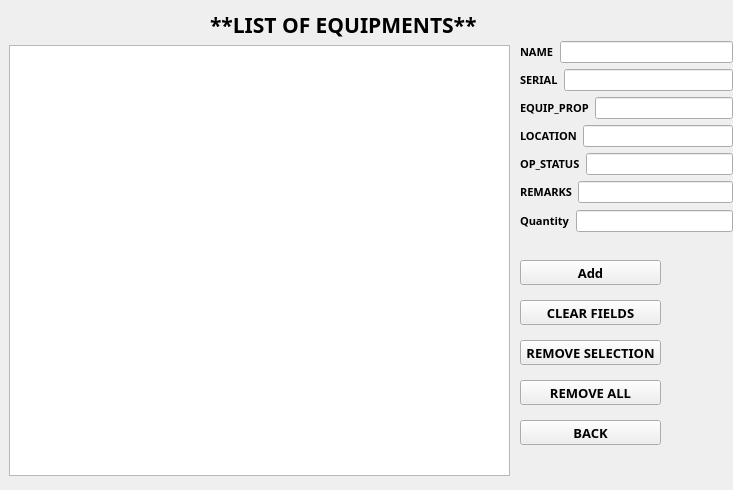
Before: the Qt Designer form listequipments.ui in markytools/sume-borrower-app, drawn with Qt 5.
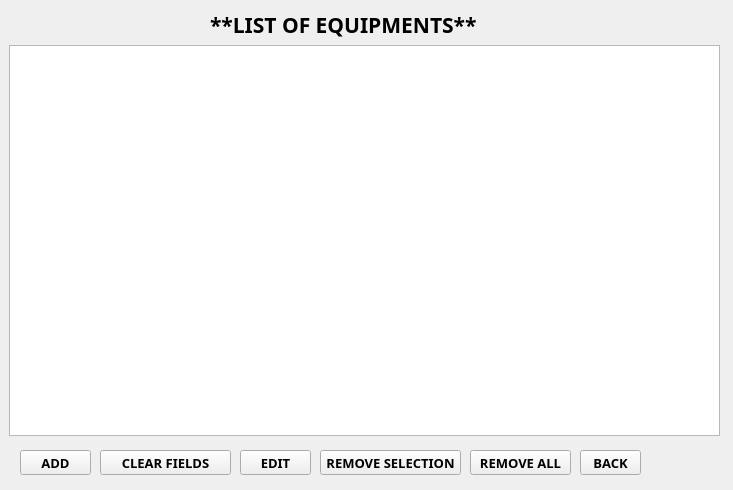
After: the same form once the commit is applied.

```diff
--- a/listequipments.ui
+++ b/listequipments.ui
@@ -39,17 +39,17 @@
     <rect>
      <x>9</x>
      <y>45</y>
-     <width>501</width>
-     <height>431</height>
+     <width>711</width>
+     <height>391</height>
     </rect>
    </property>
   </widget>
   <widget class="QPushButton" name="AddButton_3">
    <property name="geometry">
     <rect>
-     <x>520</x>
-     <y>300</y>
-     <width>141</width>
+     <x>100</x>
+     <y>450</y>
+     <width>131</width>
      <height>25</height>
     </rect>
    </property>
@@ -68,9 +68,9 @@
   <widget class="QPushButton" name="AddButton_6">
    <property name="geometry">
     <rect>
-     <x>520</x>
-     <y>380</y>
-     <width>141</width>
+     <x>470</x>
+     <y>450</y>
+     <width>101</width>
      <height>25</height>
     </rect>
    </property>
@@ -86,181 +86,11 @@
     <string>REMOVE ALL</string>
    </property>
   </widget>
-  <widget class="QWidget" name="">
-   <property name="geometry">
-    <rect>
-     <x>520</x>
-     <y>40</y>
-     <width>213</width>
-     <height>194</height>
-    </rect>
-   </property>
-   <layout class="QVBoxLayout" name="verticalLayout_2">
-    <item>
-     <layout class="QVBoxLayout" name="verticalLayout">
-      <item>
-       <layout class="QHBoxLayout" name="horizontalLayout_2">
-        <item>
-         <widget class="QLabel" name="label_10">
-          <property name="font">
-           <font>
-            <family>Segoe UI Black</family>
-            <pointsize>8</pointsize>
-            <weight>75</weight>
-            <bold>true</bold>
-           </font>
-          </property>
-          <property name="text">
-           <string>NAME</string>
-          </property>
-         </widget>
-        </item>
-        <item>
-         <widget class="QLineEdit" name="lineEdit_5"/>
-        </item>
-       </layout>
-      </item>
-      <item>
-       <layout class="QHBoxLayout" name="horizontalLayout_3">
-        <item>
-         <widget class="QLabel" name="label_9">
-          <property name="font">
-           <font>
-            <family>Segoe UI Black</family>
-            <pointsize>8</pointsize>
-            <weight>75</weight>
-            <bold>true</bold>
-           </font>
-          </property>
-          <property name="text">
-           <string>SERIAL</string>
-          </property>
-         </widget>
-        </item>
-        <item>
-         <widget class="QLineEdit" name="lineEdit_7"/>
-        </item>
-       </layout>
-      </item>
-      <item>
-       <layout class="QHBoxLayout" name="horizontalLayout_4">
-        <item>
-         <widget class="QLabel" name="label_8">
-          <property name="font">
-           <font>
-            <family>Segoe UI Black</family>
-            <pointsize>8</pointsize>
-            <weight>75</weight>
-            <bold>true</bold>
-           </font>
-          </property>
-          <property name="text">
-           <string>EQUIP_PROP</string>
-          </property>
-         </widget>
-        </item>
-        <item>
-         <widget class="QLineEdit" name="lineEdit_4"/>
-        </item>
-       </layout>
-      </item>
-      <item>
-       <layout class="QHBoxLayout" name="horizontalLayout_6">
-        <item>
-         <widget class="QLabel" name="label_6">
-          <property name="font">
-           <font>
-            <family>Segoe UI Black</family>
-            <pointsize>8</pointsize>
-            <weight>75</weight>
-            <bold>true</bold>
-           </font>
-          </property>
-          <property name="text">
-           <string>LOCATION</string>
-          </property>
-         </widget>
-        </item>
-        <item>
-         <widget class="QLineEdit" name="lineEdit_2"/>
-        </item>
-       </layout>
-      </item>
-      <item>
-       <layout class="QHBoxLayout" name="horizontalLayout_5">
-        <item>
-         <widget class="QLabel" name="label_7">
-          <property name="font">
-           <font>
-            <family>Segoe UI Black</family>
-            <pointsize>8</pointsize>
-            <weight>75</weight>
-            <bold>true</bold>
-           </font>
-          </property>
-          <property name="text">
-           <string>OP_STATUS</string>
-          </property>
-         </widget>
-        </item>
-        <item>
-         <widget class="QLineEdit" name="lineEdit_3"/>
-        </item>
-       </layout>
-      </item>
-      <item>
-       <layout class="QHBoxLayout" name="horizontalLayout_7">
-        <item>
-         <widget class="QLabel" name="label_5">
-          <property name="font">
-           <font>
-            <family>Segoe UI Black</family>
-            <pointsize>8</pointsize>
-            <weight>75</weight>
-            <bold>true</bold>
-           </font>
-          </property>
-          <property name="text">
-           <string>REMARKS</string>
-          </property>
-         </widget>
-        </item>
-        <item>
-         <widget class="QLineEdit" name="lineEdit_6"/>
-        </item>
-       </layout>
-      </item>
-     </layout>
-    </item>
-    <item>
-     <layout class="QHBoxLayout" name="horizontalLayout">
-      <item>
-       <widget class="QLabel" name="label_4">
-        <property name="font">
-         <font>
-          <family>Segoe UI Black</family>
-          <pointsize>8</pointsize>
-          <weight>75</weight>
-          <bold>true</bold>
-         </font>
-        </property>
-        <property name="text">
-         <string>Quantity</string>
-        </property>
-       </widget>
-      </item>
-      <item>
-       <widget class="QLineEdit" name="lineEdit"/>
-      </item>
-     </layout>
-    </item>
-   </layout>
-  </widget>
   <widget class="QPushButton" name="AddButton_4">
    <property name="geometry">
     <rect>
-     <x>520</x>
-     <y>340</y>
+     <x>320</x>
+     <y>450</y>
      <width>141</width>
      <height>25</height>
     </rect>
@@ -280,9 +110,9 @@
   <widget class="QPushButton" name="AddButton_5">
    <property name="geometry">
     <rect>
-     <x>520</x>
-     <y>260</y>
-     <width>141</width>
+     <x>20</x>
+     <y>450</y>
+     <width>71</width>
      <height>25</height>
     </rect>
    </property>
@@ -295,15 +125,15 @@
     </font>
    </property>
    <property name="text">
-    <string>Add</string>
+    <string>ADD</string>
    </property>
   </widget>
   <widget class="QPushButton" name="AddButton_2">
    <property name="geometry">
     <rect>
-     <x>520</x>
-     <y>420</y>
-     <width>141</width>
+     <x>580</x>
+     <y>450</y>
+     <width>61</width>
      <height>25</height>
     </rect>
    </property>
@@ -319,6 +149,27 @@
     <string>BACK</string>
    </property>
   </widget>
+  <widget class="QPushButton" name="AddButton_7">
+   <property name="geometry">
+    <rect>
+     <x>240</x>
+     <y>450</y>
+     <width>71</width>
+     <height>25</height>
+    </rect>
+   </property>
+   <property name="font">
+    <font>
+     <family>Segoe UI Black</family>
+     <pointsize>10</pointsize>
+     <weight>75</weight>
+     <bold>true</bold>
+    </font>
+   </property>
+   <property name="text">
+    <string>EDIT</string>
+   </property>
+  </widget>
  </widget>
  <resources/>
  <connections/>
```
